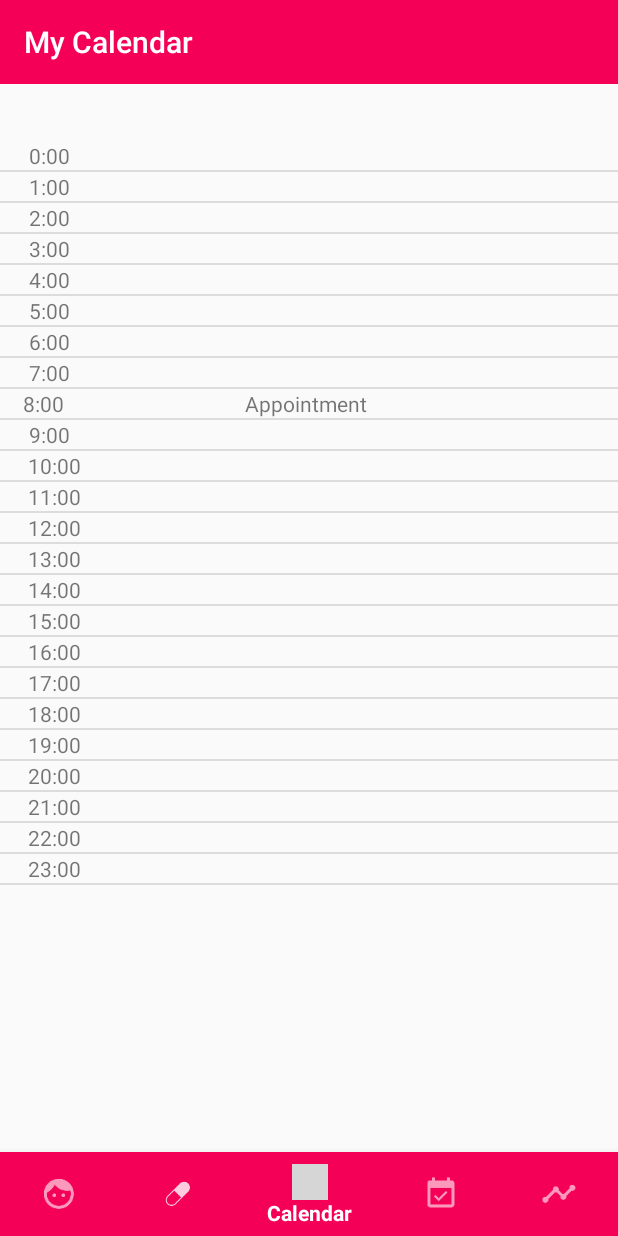
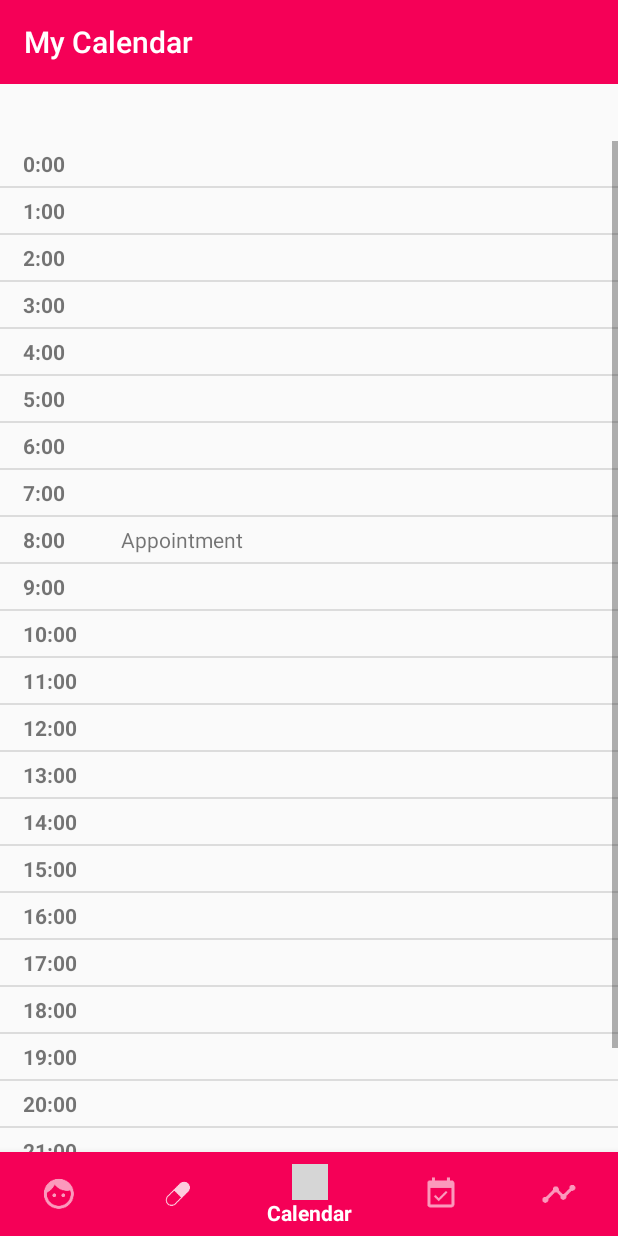
Before and after one commit to charlie-thomas/MyPHR, an Android app: the fragment CalendarDay placed in its activity, on a phone screen of 412 x 824 dp. Run offline under Robolectric (Android 15) with nearby library versions, the phone set to English and light mode, and no system bars; our stand-ins replace Room's generated code; 1 statement that could not run was skipped; grey boxes are pictures that could not be loaded.

Commit message:
Design changes to the calendar day view

```diff
--- a/MyPHR/app/src/main/res/layout/calendar_event_item.xml
+++ b/MyPHR/app/src/main/res/layout/calendar_event_item.xml
@@ -3,21 +3,24 @@
     android:layout_width="match_parent"
     android:layout_height="wrap_content"
     android:orientation="horizontal"
-    android:weightSum="1" >
+    android:weightSum="1"
+    android:paddingStart="10dp">
 
     <TextView
         android:id="@+id/time"
         android:layout_width="wrap_content"
         android:layout_height="wrap_content"
         android:layout_weight="0.1"
-        android:gravity="center"
-        android:text="09:00" />
+        android:textStyle="bold"
+        android:padding="5dp"
+        android:paddingTop="5dp" />
 
     <TextView
         android:id="@+id/event"
         android:layout_width="wrap_content"
         android:layout_height="wrap_content"
         android:layout_weight="0.7"
-        android:gravity="center"
-        android:text="Appointment Title" />
+        android:backgroundTint="@color/colorAccent"
+        android:padding="5dp"
+        android:paddingTop="5dp" />
 </LinearLayout>
```
